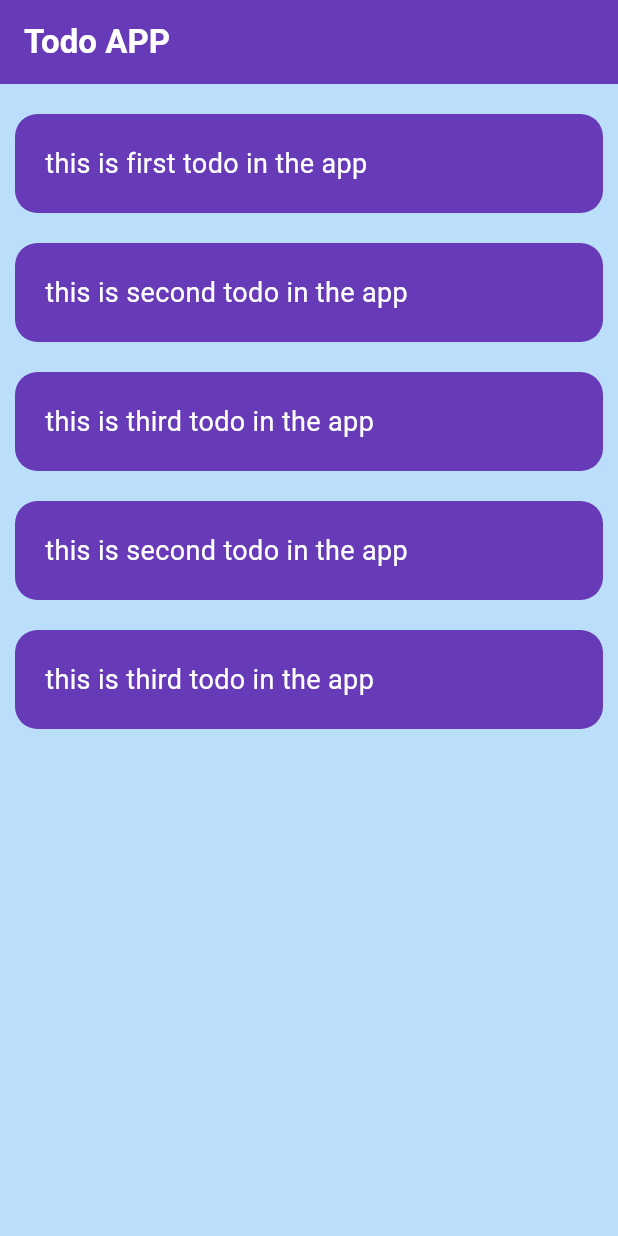
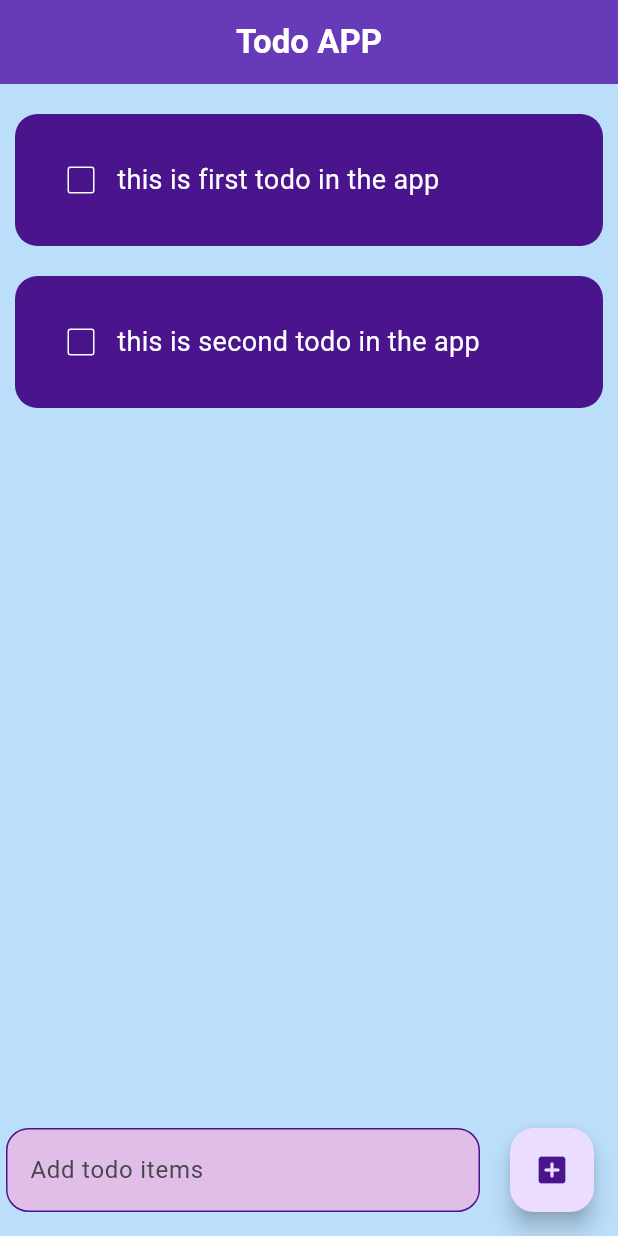
Before and after one commit to mohajjalinkhan/todo_app, a Flutter app: the screen it shows after launch, on a phone screen of 412 x 824 dp. Run offline on Flutter 3.47's test engine with Material 3 defaults, Android fonts, the phone set to English and light mode, and no system bars; statements that could not run were skipped.

Commit message:
Added todo input field and checkbox

```diff
--- a/lib/utils/todo_home_page.dart
+++ b/lib/utils/todo_home_page.dart
@@ -1,18 +1,27 @@
 import 'package:flutter/material.dart';
 import 'package:todo_app_flutter/utils/todo_list.dart';
 
-class TodoHomePage extends StatelessWidget {
-    TodoHomePage({super.key});
-    // added array and set one sample value text = "" and for check box = false
+class TodoHomePage extends StatefulWidget {
+  const TodoHomePage({super.key});
+
+  @override
+  State<TodoHomePage> createState() => _TodoHomePageState();
+}
+
+class _TodoHomePageState extends State<TodoHomePage> {
+  // added array and set one sample value text = "" and for check box = false
   List todoList = [
+    ["this is first todo in the app", false],
+    ["this is second todo in the app", false],
+  ];
 
-[ "this is first todo in the app", false],
-[ "this is second todo in the app", false],
-[ "this is third todo in the app", false],
-[ "this is second todo in the app", false],
-[ "this is third todo in the app", false],
-
- ];
+  // check box function
+  void chekBoxChanged(int index) {
+    setState(() {
+      todoList[index][1] = !todoList[index][1];
+    });
+  }
+  // adding add todo funcnality
 
   @override
   Widget build(BuildContext context) {
@@ -20,29 +29,56 @@ class TodoHomePage extends StatelessWidget {
       // added background color
       backgroundColor: Colors.blue.shade100,
       appBar: AppBar(
-        title: Text(
-          "Todo APP",
-          style: TextStyle(color: Colors.white, fontWeight: FontWeight.bold),
+        title: Center(
+          child: Text(
+            "Todo APP",
+            style: TextStyle(color: Colors.white, fontWeight: FontWeight.bold),
+          ),
         ),
         backgroundColor: Colors.deepPurple,
       ),
       // using len of todo count
-       body: ListView.builder(itemCount: todoList.length,
-        itemBuilder: ( BuildContext context, index)
-      {
-        return TodoList(taskName: todoList[index][0]);
-       })
-      // Center(
-      //   child: Column(
-      //     mainAxisAlignment: MainAxisAlignment.center,
-      //     children: [
-      //       Text(
-      //         "Created first project ",
-      //         style: TextStyle(fontSize: 30, fontWeight: FontWeight.bold),
-      //       )
-      //     ],
-      //   ),
-      // ),
+      body: ListView.builder(
+        itemCount: todoList.length,
+        itemBuilder: (BuildContext context, index) {
+          return TodoList(
+            taskName: todoList[index][0],
+            taskComplited: todoList[index][1],
+            onChange: (value) => chekBoxChanged(index),
+          );
+        },
+      ),
+      floatingActionButton: Row(
+        children: [
+          Expanded(
+            child: Padding(
+              padding: const EdgeInsets.symmetric(horizontal: 20),
+              child: TextField(
+                decoration: InputDecoration(
+                  hintText: "Add todo items",
+                  filled: true,
+                  fillColor: Colors.purple.shade100,
+                  enabledBorder: OutlineInputBorder(
+                    borderSide: BorderSide(color: Colors.purple.shade900),
+                    borderRadius: BorderRadius.circular(15),
+                  ),
+                  focusedBorder: OutlineInputBorder(
+                    borderSide: BorderSide(color: Colors.purple.shade900),
+                    borderRadius: BorderRadius.circular(15),
+                  ),
+                ),
+              ),
+            ),
+          ),
+          FloatingActionButton(
+            onPressed: addNewTask,
+            child: Icon(
+              Icons.add_box_rounded,
+              color: Colors.purple.shade900,
+            ),
+          ),
+        ],
+      ),
     );
   }
 }
--- a/lib/utils/todo_list.dart
+++ b/lib/utils/todo_list.dart
@@ -1,29 +1,40 @@
 import 'package:flutter/material.dart';
 
-
 class TodoList extends StatelessWidget {
-  const TodoList({super.key, required this.taskName});
+  const TodoList(
+      {super.key,
+      required this.taskName,
+      required this.taskComplited,
+      this.onChange});
   final String taskName;
-
+  final bool taskComplited;
+  final Function(bool?)? onChange;
 
   @override
   Widget build(BuildContext context) {
     return Padding(
-          padding: const EdgeInsets.only(top:20,left: 10,right: 10,bottom: 0),
+      padding: const EdgeInsets.only(top: 20, left: 10, right: 10, bottom: 0),
       child: Container(
         decoration: BoxDecoration(
-              color: Colors.deepPurple,
-              borderRadius: BorderRadius.circular(15)
-            ),
+            color: Colors.purple.shade900,
+            borderRadius: BorderRadius.circular(15)),
         padding: EdgeInsets.all(20),
         child: Row(
           children: [
+            Checkbox(
+                value: taskComplited,
+                onChanged: onChange,
+                side: BorderSide(color: Colors.white)),
             Text(
               taskName,
               style: TextStyle(
                   fontSize: 18,
-                  color: Colors.white
-                ),
+                  color: Colors.white,
+                  decoration: taskComplited
+                      ? TextDecoration.lineThrough
+                      : TextDecoration.none
+                      , decorationColor: Colors.white),
+
             ),
           ],
         ),
```
Also changed, not shown: 1 other file. Lines whose indentation alone changed are shown as unchanged.
